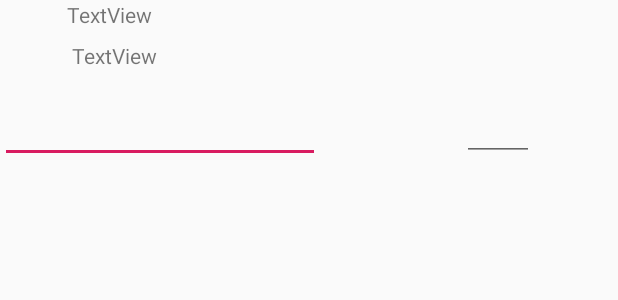
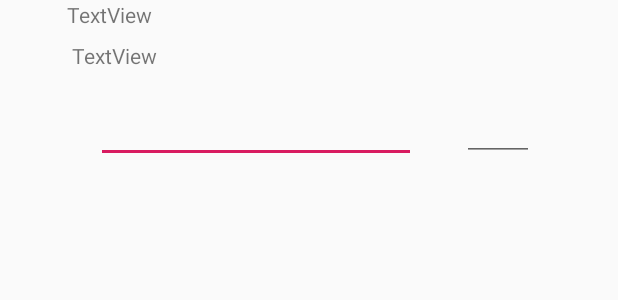
Before and after one commit to MaximeCrp/samva, an Android app: the layout sam.xml on its own in the app's theme, with its tools: preview values and no code run, on a phone screen of 412 x 824 dp. Shown: the top 300 px of the screen. Run offline under Robolectric (Android 15) with nearby library versions, the phone set to English and light mode, and no system bars.

```diff
--- a/Samva/app/src/main/java/com/example/utilisateur/samva/EventAdapter.java
+++ b/Samva/app/src/main/java/com/example/utilisateur/samva/EventAdapter.java
@@ -6,7 +6,10 @@ import android.view.LayoutInflater;
 import android.view.View;
 import android.view.ViewGroup;
 
+import java.text.DateFormat;
 import java.util.List;
+import java.text.SimpleDateFormat;
+import java.util.Date;
 
 public class EventAdapter extends RecyclerView.Adapter<EventViewHolder> {
 
@@ -34,7 +37,7 @@ public class EventAdapter extends RecyclerView.Adapter<EventViewHolder> {
         Event eventToDisplay = this.events.get(position);
 
         //DateFormat dateFormat = new SimpleDateFormat("yyyy-mm-dd hh:mm:ss");
-        //String strDate = dateFormat.format(eventToDisplay.getTimetable());
+        //String strDate = dateFormat.format(eventToDisplay.getDate()[0][0]);
         holder.txvName.setText(eventToDisplay.getTitle());
         holder.txvDate.setText(eventToDisplay.getTimetable());
 
--- a/Samva/app/src/main/java/com/example/utilisateur/samva/TravelAdapter.java
+++ b/Samva/app/src/main/java/com/example/utilisateur/samva/TravelAdapter.java
@@ -36,7 +36,7 @@ public class TravelAdapter extends RecyclerView.Adapter<TravelViewHolder> {
         // - replace the contents of the view with that element
         Travel travelToDisplay = this.travels.get(position);
 
-        DateFormat dateFormat = new SimpleDateFormat("h:mm a");
+        DateFormat dateFormat = new SimpleDateFormat("HH:mm");
         String strDate = dateFormat.format(travelToDisplay.getDepartTime());
         holder.sam_name.setText(travelToDisplay.getSam());
         holder.depart_place.setText(travelToDisplay.getDepartPlace());
--- a/Samva/app/src/main/res/layout/sam.xml
+++ b/Samva/app/src/main/res/layout/sam.xml
@@ -37,10 +37,12 @@
         android:id="@+id/depart_time"
         android:layout_width="wrap_content"
         android:layout_height="51dp"
+        android:layout_marginStart="64dp"
+        android:layout_marginLeft="64dp"
         android:ems="10"
         android:inputType="time"
-        app:layout_constraintTop_toBottomOf="@+id/depart_place"
-        tools:layout_editor_absoluteX="21dp" />
+        app:layout_constraintStart_toStartOf="parent"
+        app:layout_constraintTop_toBottomOf="@+id/depart_place" />
 
     <EditText
         android:id="@+id/nb_places"
```
Also changed, not shown: Samva/app/src/main/java/com/example/utilisateur/samva/CreationFragment.java (+6 -1 lines), Samva/app/src/main/java/com/example/utilisateur/samva/Event.java (+23 -6 lines).
